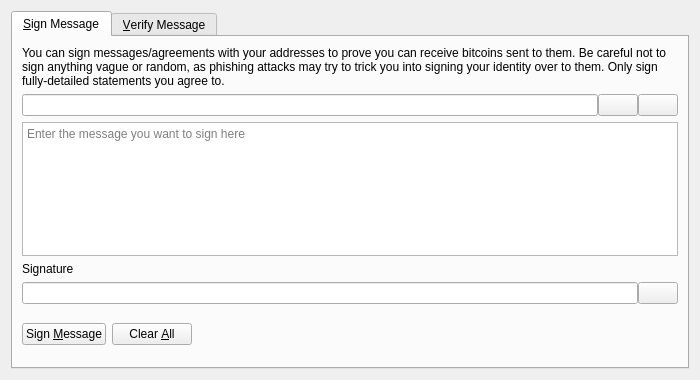
Qt form src/qt/forms/signverifymessagedialog.ui (litecoinz-core/bitcoin) before a commit.
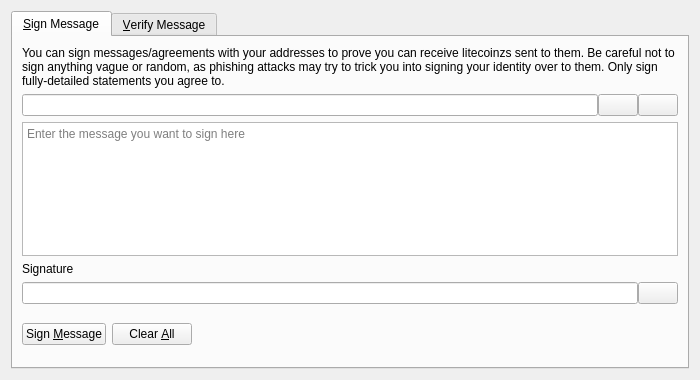
The same form after that commit. Icons and pictures are not drawn. Custom widgets are drawn as their Qt base class.

Commit message: [litecoinz] Rebrand

```diff
--- a/src/qt/forms/signverifymessagedialog.ui
+++ b/src/qt/forms/signverifymessagedialog.ui
@@ -30,7 +30,7 @@
        <item>
         <widget class="QLabel" name="infoLabel_SM">
          <property name="text">
-          <string>You can sign messages/agreements with your addresses to prove you can receive bitcoins sent to them. Be careful not to sign anything vague or random, as phishing attacks may try to trick you into signing your identity over to them. Only sign fully-detailed statements you agree to.</string>
+          <string>You can sign messages/agreements with your addresses to prove you can receive litecoinzs sent to them. Be careful not to sign anything vague or random, as phishing attacks may try to trick you into signing your identity over to them. Only sign fully-detailed statements you agree to.</string>
          </property>
          <property name="textFormat">
           <enum>Qt::PlainText</enum>
```
Left out of the diff: 8 changed lines with no effect on the pictures. The commit also changes 103 other files.
